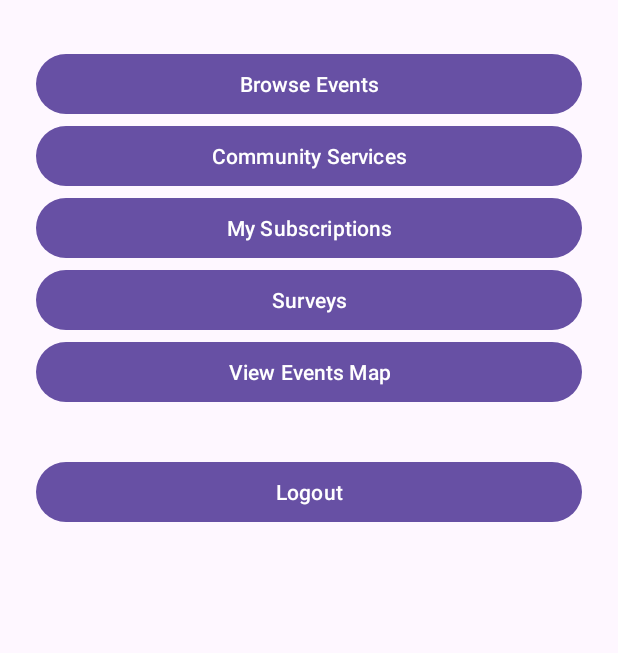
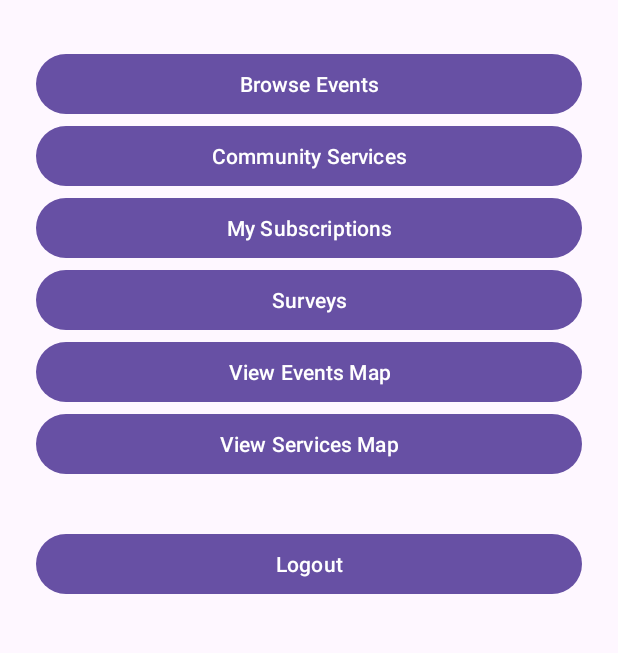
Before and after one commit to ETHAN2545/UbiCompProject, an Android app: the UserDashboardActivity screen opened directly, with no data from a screen before it, on a phone screen of 412 x 824 dp, the part 89-742 px from its top. Run offline under Robolectric (Android 15) with nearby library versions, the phone set to English and light mode, and no system bars; our stand-ins replace Firebase (no records; nobody signed in at launch, a user with empty details on screens opened directly); 1 statement that could not run was skipped.

Commit message:
xml file and addinf to the manifest and user dashboard

```diff
--- a/app/src/main/AndroidManifest.xml
+++ b/app/src/main/AndroidManifest.xml
@@ -77,6 +77,10 @@
             android:name=".activities.EventsMapActivity"
             android:exported="false" />
 
+        <activity
+            android:name=".activities.ServicesMapActivity"
+            android:exported="false" />
+
     </application>
 
 </manifest>
--- a/app/src/main/java/com/example/dublin8community/activities/UserDashboardActivity.java
+++ b/app/src/main/java/com/example/dublin8community/activities/UserDashboardActivity.java
@@ -19,6 +19,7 @@ public class UserDashboardActivity extends AppCompatActivity {
     private Button eventsButton;
     private Button servicesButton;
     private Button eventsMapButton;
+    private Button servicesMapButton;
     private Button logoutButton;
 
     @Override
@@ -30,6 +31,7 @@ public class UserDashboardActivity extends AppCompatActivity {
         eventsButton = findViewById(R.id.eventsButton);
         servicesButton = findViewById(R.id.servicesButton);
         eventsMapButton = findViewById(R.id.eventsMapButton);
+        servicesButton = findViewById(R.id.servicesMapButton);
         logoutButton = findViewById(R.id.logoutButton);
 
 
@@ -56,6 +58,13 @@ public class UserDashboardActivity extends AppCompatActivity {
             startActivity(intent);
         });
 
+        servicesMapButton.setOnClickListener(v -> {
+
+            Intent intent = new Intent(UserDashboardActivity.this, ServicesMapActivity.class);
+
+            startActivity(intent);
+        });
+
         logoutButton.setOnClickListener(v -> {
 
             FirebaseAuth.getInstance().signOut();
--- /dev/null
+++ b/app/src/main/res/layout/activity_services_map.xml
@@ -0,0 +1,6 @@
+<?xml version="1.0" encoding="utf-8"?>
+<fragment xmlns:android="http://schemas.android.com/apk/res/android"
+    android:id="@+id/servicesMap"
+    android:name="com.google.android.gms.maps.SupportMapFragment"
+    android:layout_width="match_parent"
+    android:layout_height="match_parent" />
--- a/app/src/main/res/layout/activity_user_dashboard.xml
+++ b/app/src/main/res/layout/activity_user_dashboard.xml
@@ -47,6 +47,12 @@
         android:text="View Events Map" />
 
     <Button
+        android:id="@+id/servicesMapButton"
+        android:layout_width="match_parent"
+        android:layout_height="wrap_content"
+        android:text="View Services Map" />
+
+    <Button
         android:id="@+id/logoutButton"
         android:layout_width="match_parent"
         android:layout_height="wrap_content"
```
